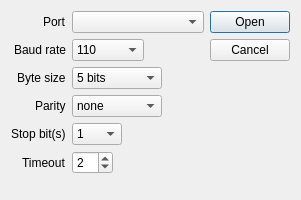
Qt form inlinino/resources/serial_connection.ui (OceanOptics/Inlinino) before a commit.
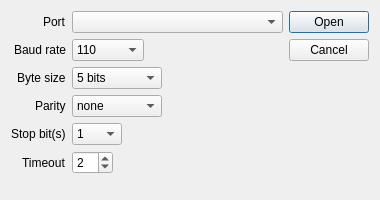
The same form after that commit.

Commit message: Last COM port used is set to default for connection

```diff
--- a/inlinino/resources/serial_connection.ui
+++ b/inlinino/resources/serial_connection.ui
@@ -9,7 +9,7 @@
    <rect>
     <x>0</x>
     <y>0</y>
-    <width>301</width>
+    <width>380</width>
     <height>200</height>
    </rect>
   </property>
```
The commit also changes 2 other files.
